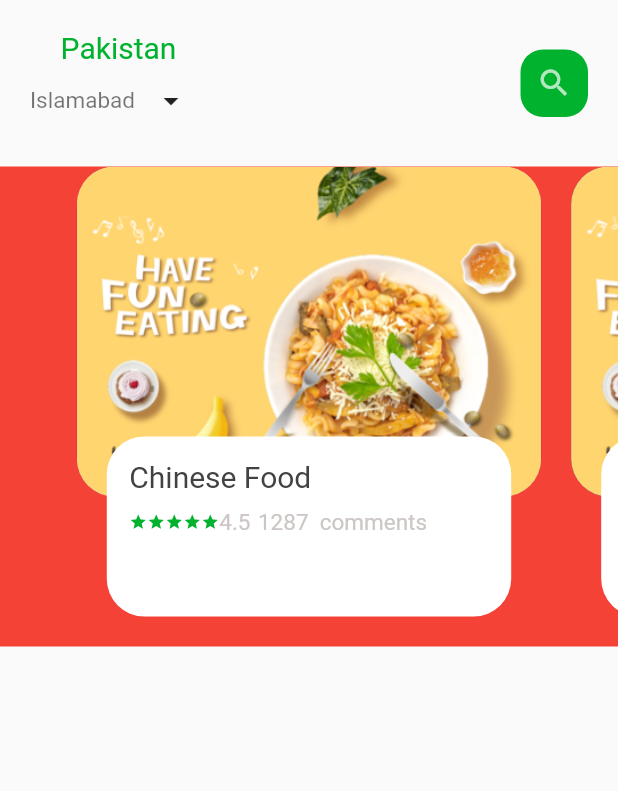
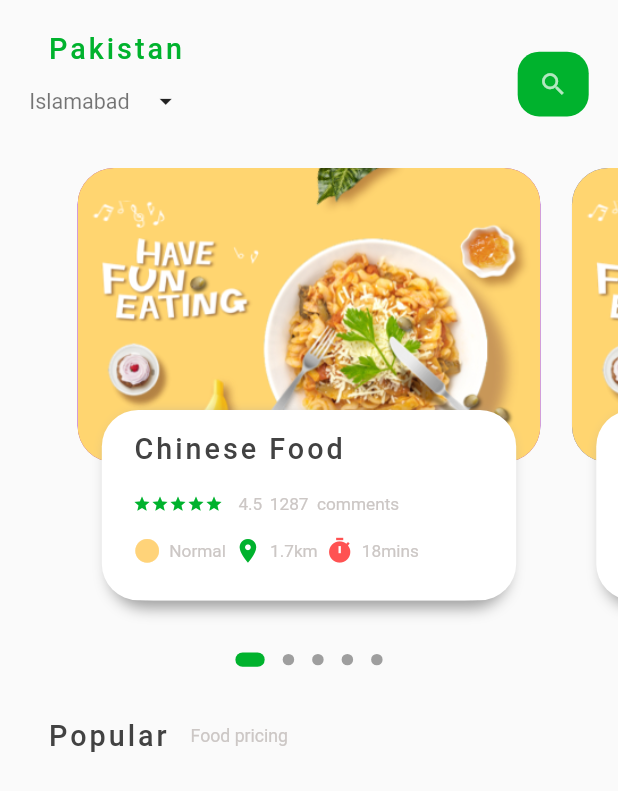
Before and after one commit to DARK-PROGRAMMER-I/Food_Delivery_App, a Flutter app: the screen it shows after launch, on a phone screen of 412 x 824 dp. Shown: the top 791 px of the screen. Run offline on Flutter 3.47's test engine with Material 2 defaults, Android fonts, the phone set to English and light mode, and no system bars; drawn by our look-alikes of dots_indicator; our stand-ins replace get.

Commit message:
Food Delivery App * Main Page body ✔✔ * Working on next section ....

```diff
--- a/lib/home/homePageBody.dart
+++ b/lib/home/homePageBody.dart
@@ -1,6 +1,10 @@
+import 'package:dots_indicator/dots_indicator.dart';
+import 'package:flutter/cupertino.dart';
 import 'package:flutter/material.dart';
 import 'package:food_delivery_app/utils/colors.dart';
+import 'package:food_delivery_app/utils/dimensions.dart';
 import 'package:food_delivery_app/widgets/big_text.dart';
+import 'package:food_delivery_app/widgets/icon_and_text.dart';
 import 'package:food_delivery_app/widgets/small_text.dart';
 
 class HomePageBody extends StatefulWidget {
@@ -12,30 +16,74 @@ class HomePageBody extends StatefulWidget {
 
 class _HomePageBodyState extends State<HomePageBody> {
   PageController pageController = PageController(viewportFraction: 0.8);
+  double? pageValue = 0.0;
+
+  @override
+  void initState(){
+    super.initState();
+    print(Dimensions.pageWidth);
+    pageController.addListener(() {
+      setState(() {
+        pageValue = pageController.page;
+      });
+    });
+  }
   @override
   Widget build(BuildContext context) {
-    return Container(
-      color: Colors.red,
-      height: 320,
+    return Column(
+      children: [
+        // Slider Section
+        Container(
+          // color: Colors.red,
+          height: Dimensions.pageView,
           child: PageView.builder(
               controller: pageController,
               itemCount: 5,
               itemBuilder: (context , position){
                 return _buildPageItem(position);
               }),
+        ),
+        // Dots
+        DotsIndicator(
+          dotsCount: 5,
+          position: pageValue!,
+          decorator: DotsDecorator(
+            activeColor: AppColors.mainColor,
+            size: Size.square(Dimensions.square8),
+            activeSize: Size(Dimensions.square20, Dimensions.square10),
+            activeShape: RoundedRectangleBorder(
+                borderRadius: BorderRadius.circular(Dimensions.radius10),
+            )
+
+          ),
+        ),
+        // polular text
+        SizedBox(height: Dimensions.height30,),
+        Container(
+          margin: EdgeInsets.only(left: Dimensions.width30),
+          child: Row(
+            children: [
+              BigText('Popular '),
+              SizedBox(width: Dimensions.width5,),
+              SmallText(' Food pricing')
+            ],
+          ),
+        ),
+      ],
     );
   }
 
   Widget _buildPageItem(int index){
+    double width10 = Dimensions.width10;
     return Stack(
           children: [
             Container(
-                    height: 220,
+                    height: Dimensions.pageViewContainer,
                     // width: 320,
-                    margin: EdgeInsets.only(left: 10, right: 10),
+                    margin: EdgeInsets.only(left: width10 , right: width10),
                     decoration: BoxDecoration(
                       color: index.isEven ? Colors.purple : Colors.indigo,
-                      borderRadius: BorderRadius.circular(25),
+                      borderRadius: BorderRadius.circular(Dimensions.radius25),
                       image: DecorationImage(
                           image: AssetImage('assets/image/food0.png'),
                           fit: BoxFit.cover
@@ -45,21 +93,37 @@ class _HomePageBodyState extends State<HomePageBody> {
             Align(
               alignment: Alignment.bottomCenter,
               child: Container(
-                height: 120,
+                height: Dimensions.pageCommentsConatiner,
                 // width: 280,
-                margin: EdgeInsets.only(left: 30, right: 30, bottom: 20),
+                margin: EdgeInsets.only(left: Dimensions.width30, right: Dimensions.width30, bottom: Dimensions.height30),
                 decoration: BoxDecoration(
                     color: AppColors.mainWhiteColor,
-                    borderRadius: BorderRadius.circular(25),
-
+                    borderRadius: BorderRadius.circular(Dimensions.radius25),
+                    boxShadow: [
+                      BoxShadow(
+                        color: Colors.grey,
+                        blurRadius: 8,
+                        offset: Offset(0, 5),
+                      ),
+                      BoxShadow(
+                        color: Colors.white,
+                        // blurRadius: 5,
+                        offset: Offset(5, 0)
+                      ),
+                      BoxShadow(
+                        color: Colors.white,
+                        offset: Offset(-5, 0)
+                      ),
+                    ]
                     ),
                 child: Container(
-                  padding: EdgeInsets.only(left: 15, right: 15, top: 15),
+
+                  padding: EdgeInsets.only(left: Dimensions.width15, right: Dimensions.width15, top: Dimensions.height15),
                   child: Column(
                     crossAxisAlignment: CrossAxisAlignment.start,
                     children: [
                       BigText('Chinese Food'),
-                      SizedBox(height: 10,),
+                      SizedBox(height: Dimensions.height20,),
                       Row(
                         children: [
                           Wrap(
@@ -69,15 +133,45 @@ class _HomePageBodyState extends State<HomePageBody> {
                           Wrap(
                             spacing: 5,
                             children: [
+                              SizedBox(width: Dimensions.width5,),
+                              SmallText('4.5', 12 ),
 
-                              SmallText('4.5', ),
-
-                              SmallText('1287  comments')
+                              SmallText('1287  comments', 12)
                             ],
                           )
 
                         ],
                       ),
+                      SizedBox(height: Dimensions.height15,),
+                      Wrap(
+
+                        children: [ Row(
+                          children: [
+                            IconAndText(
+                                iconSize: 18,
+                                icon: Icons.circle,
+                                text: 'Normal',
+                                iconColor: AppColors.yellowColor,
+
+                            ),
+                            IconAndText(
+                                iconSize: 18,
+                                icon: Icons.place,
+                                text: '1.7km',
+                                iconColor: AppColors.mainColor,
+
+                            ),IconAndText(
+                                iconSize: 18,
+                                icon: Icons.timer,
+                                text: '18mins',
+                                iconColor: Colors.redAccent,
+
+                            )
+
+
+                          ],
+                        ),
+                        ],),
                     ],
                   ),
                 ),
--- a/lib/home/homePageFood.dart
+++ b/lib/home/homePageFood.dart
@@ -1,6 +1,7 @@
 import 'package:flutter/material.dart';
 import 'package:food_delivery_app/home/homePageBody.dart';
 import 'package:food_delivery_app/utils/colors.dart';
+import 'package:food_delivery_app/utils/dimensions.dart';
 import 'package:food_delivery_app/widgets/big_text.dart';
 import 'package:food_delivery_app/widgets/small_text.dart';
 
@@ -20,8 +21,8 @@ class _FoodHomePageState extends State<FoodHomePage> {
           children: [
             Container(
               child: Container(
-                margin: EdgeInsets.symmetric(horizontal: 20),
-                padding: EdgeInsets.symmetric(vertical: 20),
+                margin: EdgeInsets.symmetric(horizontal: Dimensions.height20),
+                padding: EdgeInsets.symmetric(vertical: Dimensions.width20),
                 child: Row(
                   mainAxisAlignment: MainAxisAlignment.spaceBetween,
                   children: [
@@ -31,28 +32,28 @@ class _FoodHomePageState extends State<FoodHomePage> {
 
                         Row(
                           children: [
-                            SmallText('Islamabad', Colors.black54),
+                            SmallText('Islamabad', 15 ,Colors.black54),
                             IconButton(
                               // iconSize: 20,
                                 splashColor: AppColors.mainWhiteColor,
                                 onPressed: (){},
-                                icon: Icon(Icons.arrow_drop_down))
+                                icon: Icon(Icons.arrow_drop_down, size: Dimensions.icon20,))
                           ],
                         ),
                       ],
                     ),
                     Container(
-                      width: 45,
-                      height: 45,
+                      width: Dimensions.width45,
+                      height: Dimensions.height45,
                       decoration: BoxDecoration(
                           color: AppColors.mainColor,
-                        borderRadius: BorderRadius.circular(15)
+                        borderRadius: BorderRadius.circular(Dimensions.radius15)
 
                       ),
                       child: Center(
                         child: IconButton(
                           splashColor: AppColors.whiteColor,
-                          icon: Icon(Icons.search , color: AppColors.whiteColor,),
+                          icon: Icon(Icons.search , color: AppColors.whiteColor, size: Dimensions.icon20,),
                           onPressed: (){},
                         ),
                       ),
--- a/lib/main.dart
+++ b/lib/main.dart
@@ -1,5 +1,6 @@
 import 'package:flutter/material.dart';
 import 'package:food_delivery_app/home/homePageFood.dart';
+import 'package:get/get.dart';
 
 void main() {
   runApp(const MyApp());
@@ -11,7 +12,7 @@ class MyApp extends StatelessWidget {
   // This widget is the root of your application.
   @override
   Widget build(BuildContext context) {
-    return MaterialApp(
+    return GetMaterialApp(
       debugShowCheckedModeBanner: false,
       title: 'Food App',
       theme: ThemeData(
--- /dev/null
+++ b/lib/utils/dimensions.dart
@@ -0,0 +1,43 @@
+
+
+import 'package:get/get.dart';
+
+class Dimensions{
+  static double pageHeight = Get.height;
+  static double pageWidth = Get.width;
+  // 860 , 392
+  static double pageView = pageHeight / 2.6;
+  static double pageViewContainer = pageHeight/ 4.2;
+  static double pageCommentsConatiner = pageHeight/ 6.5;
+// Height Width
+  static double height15 = pageHeight /57.3;
+  static double height45 = pageHeight /19.1;
+  static double height30 = pageHeight /28.6;
+  static double height20 = pageHeight /42.2;
+  static double height10 = pageHeight /86;
+
+  static double width10 = pageWidth / 39.2;
+  static double width30 = pageWidth / 13;
+  static double width25 = pageWidth / 15.6;
+  static double width45 = pageWidth / 8.7;
+  static double width20 = pageWidth / 19.6;
+  static double width5 = pageWidth / 78.4;
+  static double width15 = pageWidth / 26.1;
+
+// Text size
+  static double bigText= pageHeight / 43;
+  static double smallText = pageHeight / 70;
+  // For radius
+  static double radius20 = pageHeight / 42.2;
+  static double radius10 = pageHeight / 86.2;
+  static double radius25 = pageHeight / 34;
+  static double radius15 = pageHeight / 57.4;
+  // icons size
+  static double icon20 = pageHeight /42.0 ;
+  static double icon24 = pageHeight /35.9 ;
+  // square
+  static double square8 = pageHeight / 107.75;
+  static double square20 = pageHeight / 42.2;
+  static double square10 = pageHeight / 86;
+
+}
--- a/lib/widgets/big_text.dart
+++ b/lib/widgets/big_text.dart
@@ -1,18 +1,22 @@
 import 'package:flutter/material.dart';
 import 'package:food_delivery_app/utils/colors.dart';
+import 'package:food_delivery_app/utils/dimensions.dart';
 
 class BigText extends StatelessWidget {
   String name;
   Color color ;
-  double size = 20;
-  BigText(this.name , [this.color = const Color(0xFF424242),this.size = 20]);
+  double size = 0;
+  BigText(this.name , [this.color = const Color(0xFF424242),this.size = 0]);
 
   @override
   Widget build(BuildContext context) {
     return Text(
       name ,
       maxLines: 1,
-      style: TextStyle(fontSize: size ,color: color , fontFamily: 'Roboto', fontWeight: FontWeight.w400 )
+      style: TextStyle(
+          fontSize: size  == 0 ? Dimensions.bigText : size != 0 ? Dimensions.pageHeight / (860/size): size ,
+          color: color , fontFamily: 'Roboto',
+          fontWeight: FontWeight.w500, letterSpacing: 2 )
     );
   }
 }
--- /dev/null
+++ b/lib/widgets/icon_and_text.dart
@@ -0,0 +1,30 @@
+import 'package:flutter/material.dart';
+import 'package:food_delivery_app/utils/dimensions.dart';
+import 'package:food_delivery_app/widgets/small_text.dart';
+
+class IconAndText extends StatelessWidget {
+  final IconData icon;
+  final String text;
+  final double iconSize;
+  final Color iconColor;
+
+  const IconAndText({Key? key,
+    required this.icon,
+    required this.text,
+    required this.iconColor,
+    required this.iconSize
+  }) : super(key: key);
+
+  @override
+  Widget build(BuildContext context) {
+    return Row(
+      mainAxisAlignment: MainAxisAlignment.spaceBetween,
+      children: [
+        Icon(icon, color: iconColor, size: ((Dimensions.pageWidth) /(392/iconSize)),),
+        SizedBox(width: Dimensions.width5,),
+        SmallText(text, 12),
+        SizedBox(width: Dimensions.width5,),
+      ],
+    );
+  }
+}
--- a/lib/widgets/small_text.dart
+++ b/lib/widgets/small_text.dart
@@ -1,18 +1,22 @@
 import 'package:flutter/material.dart';
 import 'package:food_delivery_app/utils/colors.dart';
+import 'package:food_delivery_app/utils/dimensions.dart';
 
 class SmallText extends StatelessWidget {
   String name;
   Color color ;
-  double size = 20;
+  double size = 0;
   double height;
-  SmallText(this.name , [ this.color =const Color(0xFFccc7c5) ,this.size = 15, this.height = 1.2]);
+  SmallText(this.name , [this.size = 0, this.color =const Color(0xFFccc7c5) ,
+    this.height = 1.2]);
   TextOverflow overflow = TextOverflow.ellipsis;
   @override
   Widget build(BuildContext context) {
     return Text(
       name ,
-      style: TextStyle(fontSize: size ,color: color , fontFamily: 'Roboto', height: height ),
+      style: TextStyle(
+        fontSize: size  == 0 ? Dimensions.smallText : size != 0 ? Dimensions.pageHeight / (860/size): size ,
+        color: color , fontFamily: 'Roboto', height: height,  ),
       overflow: overflow,
     );
   }
--- a/pubspec.yaml
+++ b/pubspec.yaml
@@ -31,9 +31,12 @@ dependencies:
     sdk: flutter
 
 
+
   # The following adds the Cupertino Icons font to your application.
   # Use with the CupertinoIcons class for iOS style icons.
   cupertino_icons: ^1.0.2
+  dots_indicator: ^2.1.0
+  get: ^4.6.5
 
 dev_dependencies:
   flutter_test:
```
Also changed, not shown: pubspec.lock. Lines whose indentation alone changed are shown as unchanged.
